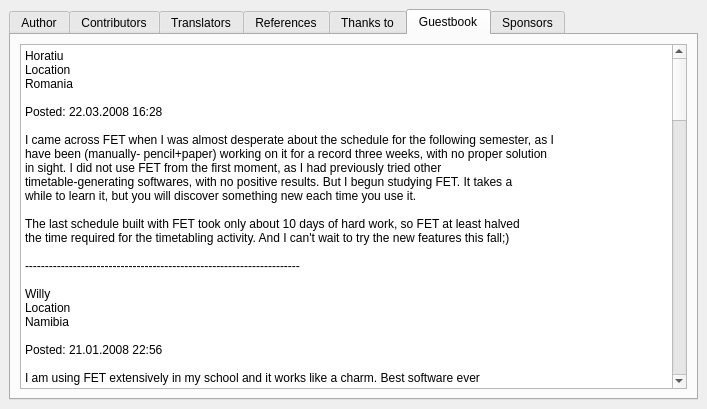
Above: fet/src/interface/helpaboutform_template.ui from vonmecheln/fet before the change. Below: the same form after it.
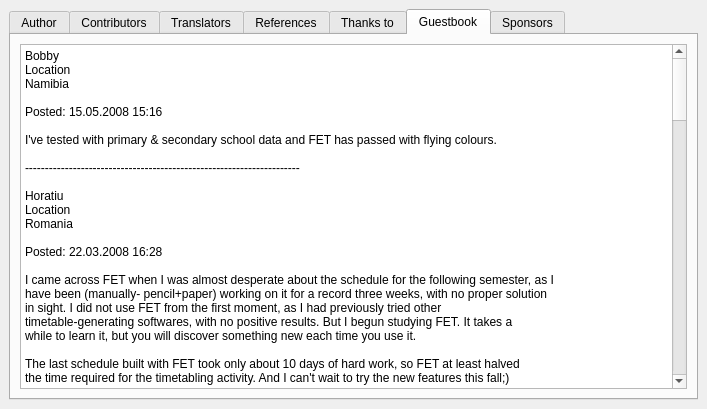
That is the form after the change. The open tabs and pages were chosen to show the change.

```diff
--- a/fet/src/interface/helpaboutform_template.ui
+++ b/fet/src/interface/helpaboutform_template.ui
@@ -462,6 +462,16 @@
           <string>&lt;html>&lt;head>&lt;meta name="qrichtext" content="1" />&lt;style type="text/css">
 p, li { white-space: pre-wrap; }
 &lt;/style>&lt;/head>&lt;body style=" font-family:'Sans Serif'; font-size:9pt; font-weight:400; font-style:normal;">
+&lt;p style=" margin-top:0px; margin-bottom:0px; margin-left:0px; margin-right:0px; -qt-block-indent:0; text-indent:0px;">Bobby&lt;/p>
+&lt;p style=" margin-top:0px; margin-bottom:0px; margin-left:0px; margin-right:0px; -qt-block-indent:0; text-indent:0px;">Location&lt;/p>
+&lt;p style=" margin-top:0px; margin-bottom:0px; margin-left:0px; margin-right:0px; -qt-block-indent:0; text-indent:0px;">Namibia&lt;/p>
+&lt;p style=" margin-top:0px; margin-bottom:0px; margin-left:0px; margin-right:0px; -qt-block-indent:0; text-indent:0px;">	&lt;/p>
+&lt;p style=" margin-top:0px; margin-bottom:0px; margin-left:0px; margin-right:0px; -qt-block-indent:0; text-indent:0px;">Posted: 15.05.2008 15:16&lt;/p>
+&lt;p style="-qt-paragraph-type:empty; margin-top:0px; margin-bottom:0px; margin-left:0px; margin-right:0px; -qt-block-indent:0; text-indent:0px;">&lt;/p>
+&lt;p style=" margin-top:0px; margin-bottom:0px; margin-left:0px; margin-right:0px; -qt-block-indent:0; text-indent:0px;">I've tested with primary &amp;amp; secondary school data and FET has passed with flying colours. &lt;/p>
+&lt;p style="-qt-paragraph-type:empty; margin-top:0px; margin-bottom:0px; margin-left:0px; margin-right:0px; -qt-block-indent:0; text-indent:0px;">&lt;/p>
+&lt;p style=" margin-top:0px; margin-bottom:0px; margin-left:0px; margin-right:0px; -qt-block-indent:0; text-indent:0px;">---------------------------------------------------------------------&lt;/p>
+&lt;p style="-qt-paragraph-type:empty; margin-top:0px; margin-bottom:0px; margin-left:0px; margin-right:0px; -qt-block-indent:0; text-indent:0px;">&lt;/p>
 &lt;p style=" margin-top:0px; margin-bottom:0px; margin-left:0px; margin-right:0px; -qt-block-indent:0; text-indent:0px;">Horatiu&lt;/p>
 &lt;p style=" margin-top:0px; margin-bottom:0px; margin-left:0px; margin-right:0px; -qt-block-indent:0; text-indent:0px;">Location&lt;/p>
 &lt;p style=" margin-top:0px; margin-bottom:0px; margin-left:0px; margin-right:0px; -qt-block-indent:0; text-indent:0px;">Romania&lt;/p>
```
Left out of the diff: 16 changed lines with no effect on the pictures.
